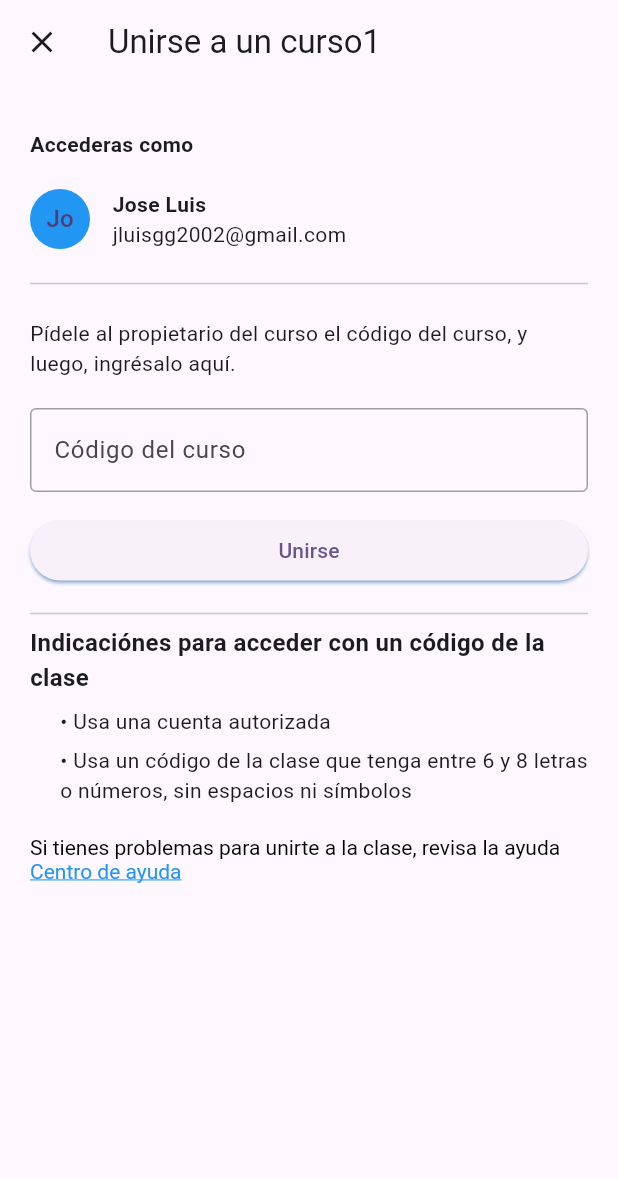
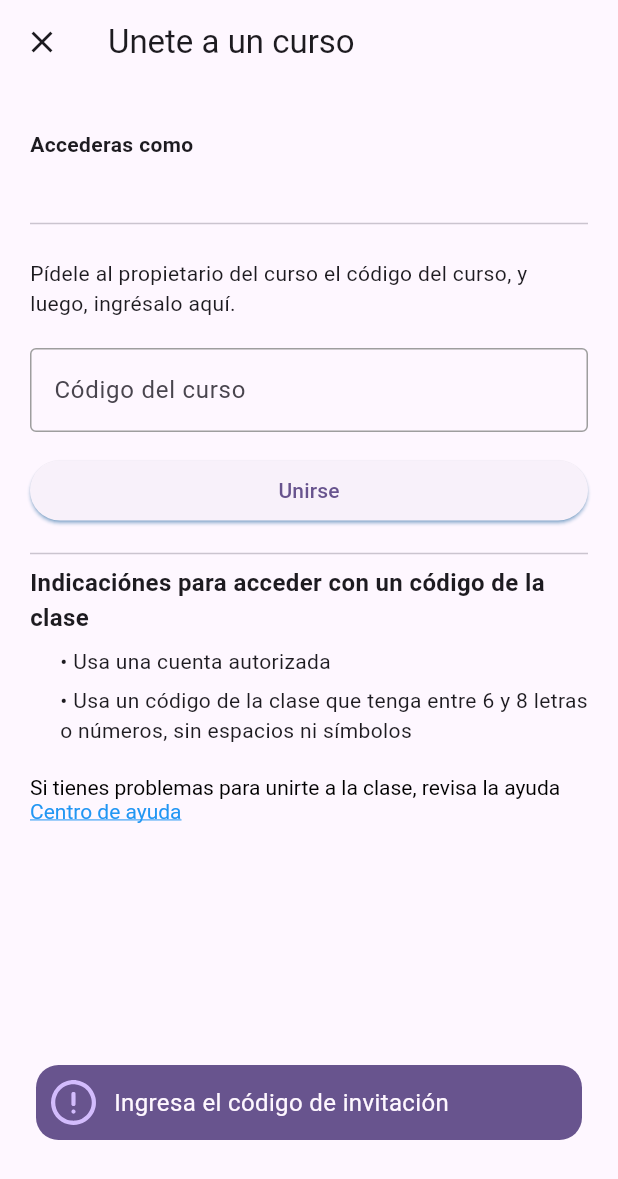
Before and after one commit to areascript22/read-mind, a Flutter app: the EnrollCourse screen opened by its route, after a tap on "Unirse", on a phone screen of 412 x 824 dp. Shown: the top 1179 px of the screen. Run offline on Flutter 3.47's test engine with Material 3 defaults, Android fonts, the phone set to English and light mode, and no system bars; our stand-ins replace bloc, equatable, flutter_bloc, flutter_svg, fluttertoast, fpdart and 7 more; accounts and stored records are empty; network calls fail.

Commit message:
feat: enroll/unenroll feature implemented

```diff
--- a/lib/core/routing/app_router.dart
+++ b/lib/core/routing/app_router.dart
@@ -74,7 +74,9 @@ class AppRouter {
           ),
           GoRoute(
             path: RouteNames.enrollCourse,
-            builder: (context, state) => EnrollCourse(),
+            builder: (context, state) {
+              return EnrollCourse();
+            },
           ),
         ],
       ),
--- /dev/null
+++ b/lib/features/home/children/courses/domain/usecases/usecase_enroll_course.dart
@@ -0,0 +1,19 @@
+import 'package:client_app/core/common/usecase/usecase.dart';
+import 'package:client_app/core/error/failure.dart';
+import 'package:client_app/features/home/children/courses/domain/repository/courses_repositories.dart';
+import 'package:fpdart/fpdart.dart';
+
+class UseCaseEnrollCourse implements Usecase<String, EnrollCourseParams> {
+  final CoursesRepository coursesRepository;
+  const UseCaseEnrollCourse(this.coursesRepository);
+  @override
+  Future<Either<Failure, String>> call(EnrollCourseParams params) async {
+    return await coursesRepository.enrollCourse(inviteCode: params.inviteCode);
+  }
+}
+
+final class EnrollCourseParams {
+  final String inviteCode;
+
+  EnrollCourseParams(this.inviteCode);
+}
--- /dev/null
+++ b/lib/features/home/children/courses/domain/usecases/usecase_unenroll_course.dart
@@ -0,0 +1,19 @@
+import 'package:client_app/core/common/usecase/usecase.dart';
+import 'package:client_app/core/error/failure.dart';
+import 'package:client_app/features/home/children/courses/domain/repository/courses_repositories.dart';
+import 'package:fpdart/fpdart.dart';
+
+class UseCaseUnEnrollCourse implements Usecase<String, UnEnrollCourseParams> {
+  final CoursesRepository coursesRepository;
+  const UseCaseUnEnrollCourse(this.coursesRepository);
+  @override
+  Future<Either<Failure, String>> call(UnEnrollCourseParams params) async {
+    return await coursesRepository.unEnrollCourse(courseId: params.courseId);
+  }
+}
+
+final class UnEnrollCourseParams {
+  final int courseId;
+
+  UnEnrollCourseParams(this.courseId);
+}
--- a/lib/features/home/children/courses/presentation/bloc/courses_bloc/courses_event.dart
+++ b/lib/features/home/children/courses/presentation/bloc/courses_bloc/courses_event.dart
@@ -81,11 +81,19 @@ class CoursesCheckRequestRoleStatus extends CoursesEvent {
 }
 
 class CoursesEnrollEvent extends CoursesEvent {
-  final int courseId;
-  final String token;
+  final String inviteCode;
 
-  const CoursesEnrollEvent({required this.courseId, required this.token});
+  const CoursesEnrollEvent({required this.inviteCode});
 
   @override
-  List<Object?> get props => [courseId, token];
+  List<Object?> get props => [inviteCode];
 }
+
+class CoursesUnEnrollEvent extends CoursesEvent {
+  final int courseId;
+
+  const CoursesUnEnrollEvent({required this.courseId});
+
+  @override
+  List<Object?> get props => [courseId];
+}
--- a/lib/features/home/children/courses/presentation/bloc/courses_bloc/courses_state.dart
+++ b/lib/features/home/children/courses/presentation/bloc/courses_bloc/courses_state.dart
@@ -1,6 +1,14 @@
 part of 'courses_bloc.dart';
 
-enum CourseAction { updateCode, delete, getAll, updateInfo, createNew }
+enum CourseAction {
+  updateCode,
+  delete,
+  getAll,
+  updateInfo,
+  createNew,
+  enroll,
+  unEnroll,
+}
 
 @immutable
 sealed class CoursesState extends Equatable {
@@ -66,3 +74,21 @@ class CourseUpdatedState extends CoursesState {
   @override
   List<Object?> get props => [courseEntity];
 }
+
+class CourseEnrolledState extends CoursesState {
+  final String message;
+
+  const CourseEnrolledState(this.message);
+
+  @override
+  List<Object?> get props => [message];
+}
+
+class CourseUnEnrolledState extends CoursesState {
+  final String message;
+
+  const CourseUnEnrolledState(this.message);
+
+  @override
+  List<Object?> get props => [message];
+}
--- a/lib/features/home/children/courses/presentation/pages/enroll_course.dart
+++ b/lib/features/home/children/courses/presentation/pages/enroll_course.dart
@@ -1,6 +1,10 @@
+import 'package:client_app/core/common/cubits/app_user/app_user_cubit.dart';
+import 'package:client_app/core/common/utils/toast_util.dart';
+import 'package:client_app/features/home/children/courses/presentation/bloc/courses_bloc/courses_bloc.dart';
+import 'package:client_app/shared/widgets/loader_indicator.dart';
 import 'package:flutter/material.dart';
 import 'package:flutter/gestures.dart';
-
+import 'package:flutter_bloc/flutter_bloc.dart';
 import '../../../../../../core/common/widget/custom_button.dart';
 import '../widgets/textfield_code_course.dart';
 
@@ -13,6 +17,7 @@ class EnrollCourse extends StatefulWidget {
 
 class _EnrollCourseState extends State<EnrollCourse> {
   final codeTextController = TextEditingController();
+
   @override
   Widget build(BuildContext context) {
     return Scaffold(
@@ -21,21 +26,11 @@ class _EnrollCourseState extends State<EnrollCourse> {
           onPressed: () => Navigator.pop(context),
           icon: const Icon(Icons.close),
         ),
-        title: const Text("Unirse a un curso1"),
-        actions: [
-          //create button
-
-          //Icon
-          //IconButton(onPressed: () {}, icon: const Icon(Icons.more_vert)),
-        ],
+        title: const Text("Unete a un curso"),
+        actions: [],
       ),
-      body:
-      true
-          ? Padding(
-        padding: const EdgeInsets.symmetric(
-          horizontal: 20,
-          vertical: 30,
-        ),
+      body: Padding(
+        padding: const EdgeInsets.symmetric(horizontal: 20, vertical: 30),
         child: Column(
           crossAxisAlignment: CrossAxisAlignment.start,
           children: [
@@ -45,26 +40,7 @@ class _EnrollCourseState extends State<EnrollCourse> {
               style: TextStyle(fontWeight: FontWeight.bold),
             ),
             const SizedBox(height: 20),
-            Row(
-              children: [
-                CircleAvatar(
-                  backgroundColor: Colors.blue,
-                  child: Text("Jose".substring(0, 2)),
-                ),
-                SizedBox(width: 15),
-                Column(
-                  crossAxisAlignment: CrossAxisAlignment.start,
-                  children: [
-                    Text(
-                      "Jose Luis",
-                      style: TextStyle(fontWeight: FontWeight.bold),
-                    ),
-                    Text("jluisgg2002@gmail.com"),
-                  ],
-                ),
-              ],
-            ),
-            //Divider
+            _buildUserBanner(),
             const Padding(
               padding: EdgeInsets.symmetric(vertical: 15),
               child: Divider(),
@@ -80,22 +56,91 @@ class _EnrollCourseState extends State<EnrollCourse> {
               textEditingController: codeTextController,
             ),
             const SizedBox(height: 15),
-            CustomButton(
-              onTap: () {
-                //Join course logic
+            BlocConsumer<CoursesBloc, CoursesState>(
+              builder: (context, state) {
+                final isLoading =
+                    state is CourseLoading &&
+                    state.courseAction == CourseAction.enroll;
+                return CustomButton(
+                  onTap:
+                      isLoading
+                          ? () {}
+                          : () {
+                            if (codeTextController.text.trim().isEmpty) {
+                              ToastMessageUtil.showToast(
+                                "Ingresa el código de invitación",
+                                context,
+                              );
+                              return;
+                            }
+                            context.read<CoursesBloc>().add(
+                              CoursesEnrollEvent(
+                                inviteCode: codeTextController.text.trim(),
+                              ),
+                            );
                           },
-              child: const Text("Unirse"),
+                  child: isLoading ? LoaderIndicator() : Text("Unirse"),
+                );
+              },
+              listener: (context, state) {
+                if (state is CourseFailure &&
+                    state.courseAction == CourseAction.enroll) {
+                  ToastMessageUtil.showToast(state.message, context);
+                }
+
+                if (state is CourseEnrolledState) {
+                  ToastMessageUtil.showToast(state.message, context);
+                  context.read<CoursesBloc>().add(CoursesGetAllEnrolledEvent());
+                  Navigator.pop(context);
+                }
+              },
             ),
+            _buildIndicationsSection(),
+          ],
+        ),
+      ),
+    );
+  }
 
-            //Indications
+  Widget _buildUserBanner() {
+    return BlocConsumer<AppUserCubit, AppUserState>(
+      builder: (context, state) {
+        if (state is AppUserLoggedIn) {
+          final user = state.userEntity;
+          return Row(
+            children: [
+              CircleAvatar(
+                backgroundColor: Colors.blue,
+                child: Text(user.name.substring(0, 2)),
+              ),
+              SizedBox(width: 15),
+              Column(
+                crossAxisAlignment: CrossAxisAlignment.start,
+                children: [
+                  Text(
+                    user.name,
+                    style: TextStyle(fontWeight: FontWeight.bold),
+                  ),
+                  Text(user.email),
+                ],
+              ),
+            ],
+          );
+        }
+        return SizedBox.shrink();
+      },
+      listener: (context, state) {},
+    );
+  }
+
+  Widget _buildIndicationsSection() {
+    return Column(
+      children: [
         const SizedBox(height: 10),
         Divider(),
         const Text(
           "Indicaciónes para acceder con un código de la clase",
-              style: TextStyle(
-                fontWeight: FontWeight.bold,
-                fontSize: 16,
-              ),
+          style: TextStyle(fontWeight: FontWeight.bold, fontSize: 16),
         ),
 
         const Padding(
@@ -128,26 +173,12 @@ class _EnrollCourseState extends State<EnrollCourse> {
                   color: Colors.blue,
                   decoration: TextDecoration.underline,
                 ),
-                    recognizer:
-                    TapGestureRecognizer()
-                      ..onTap = () {
-                        // Your function here
-                        // print("Centro de ayuda tapped!");
-                      },
+                recognizer: TapGestureRecognizer()..onTap = () {},
               ),
             ],
           ),
         ),
       ],
-        ),
-      )
-          : Center(
-        child: Column(
-          children: [
-            Text("Usuario no autenticado, vuelve a iniciar sesión"),
-          ],
-        ),
-      ),
     );
   }
 }
```
Also changed, not shown: lib/core/constants/environment.dart (+7 -6 lines), lib/features/home/children/courses/children/course_content/presentation/pages/course_settings.dart (+39 -1 lines), lib/features/home/children/courses/data/datasources/courses_remote_datasource.dart (+59 -1 lines), lib/features/home/children/courses/data/repository/courses_repository_impl.dart (+57 -5 lines), lib/features/home/children/courses/domain/repository/courses_repositories.dart (+7 -3 lines), lib/features/home/children/courses/presentation/bloc/courses_bloc/courses_bloc.dart (+40 -0 lines), lib/features/home/children/courses/presentation/widgets/bottomsheet_create_course.dart (+18 -14 lines), lib/init_dependencies.dart (+7 -0 lines). Lines whose indentation alone changed are shown as unchanged.
